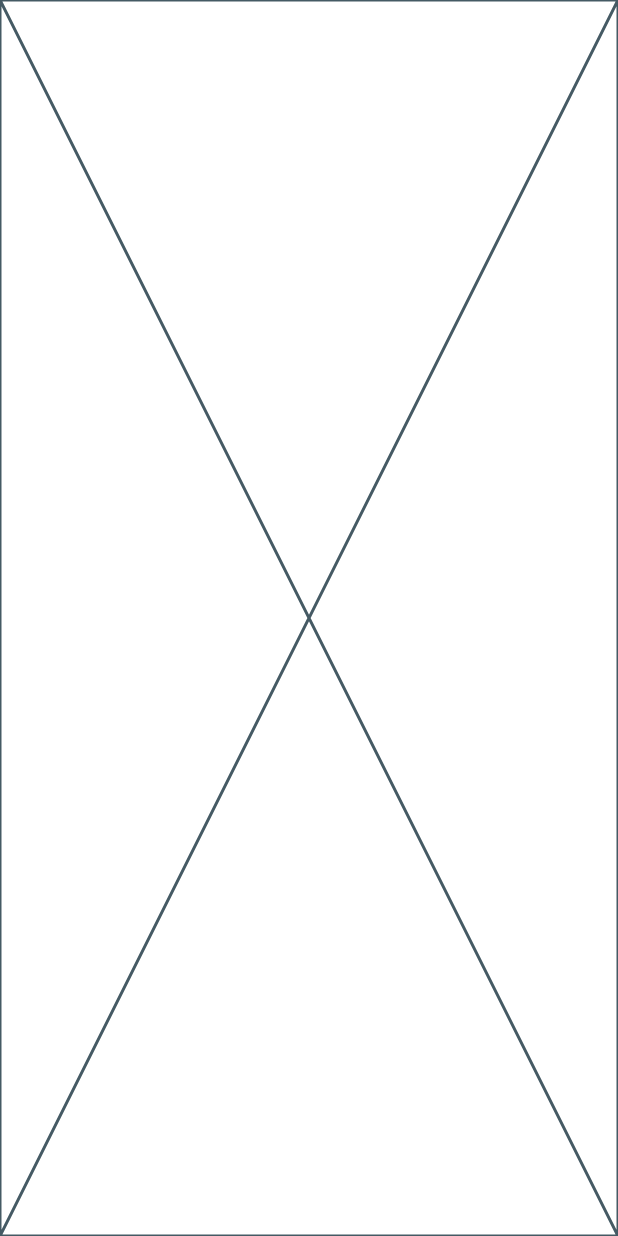
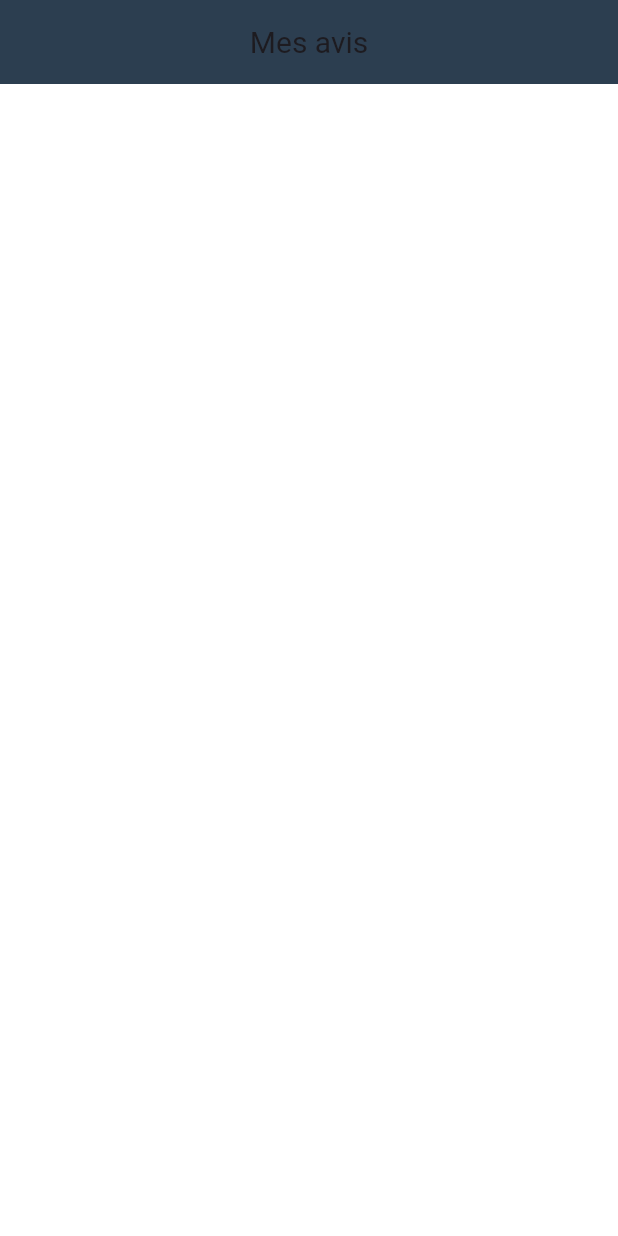
Before and after one commit to Alwil17/rate-master, a Flutter app: the MyReviewsScreen screen opened by its route, on a phone screen of 412 x 824 dp. Run offline on Flutter 3.47's test engine with Material 3 defaults, Android fonts, the phone set to English and light mode, and no system bars; our stand-ins replace flutter_easyloading, go_router, phosphor_flutter, shared_preferences; accounts and stored records are empty; generated files the repository leaves out were written again.

Commit message:
Added scaffold to review screen

```diff
--- a/lib/screens/stats/my_reviews_screen.dart
+++ b/lib/screens/stats/my_reviews_screen.dart
@@ -13,7 +13,32 @@ class MyReviewsScreen extends StatefulWidget {
 class _MyReviewsScreenState extends State<MyReviewsScreen> {
   @override
   Widget build(BuildContext context) {
-    return const Placeholder();
+    return Scaffold(
+      appBar: AppBar(
+        title: Text("Mes avis"),
+        centerTitle: true,
+      ),
+      /*body: FutureBuilder<List<Rating>>(
+        future: _fetchReviews(), // Replace with your data fetching method
+        builder: (context, snapshot) {
+          if (snapshot.connectionState == ConnectionState.waiting) {
+            return const Center(child: CircularProgressIndicator());
+          } else if (snapshot.hasError) {
+            return Center(child: Text("Erreur : ${snapshot.error}"));
+          } else if (!snapshot.hasData || snapshot.data!.isEmpty) {
+            return const Center(child: Text("Aucun avis trouvé."));
+          }
+
+          final reviews = snapshot.data!;
+          return ListView.builder(
+            itemCount: reviews.length,
+            itemBuilder: (context, index) {
+              return _buildReviewTile(reviews[index]);
+            },
+          );
+        },
+      ),*/
+    );
   }
 
   Widget _buildReviewTile(Rating review) {
```
